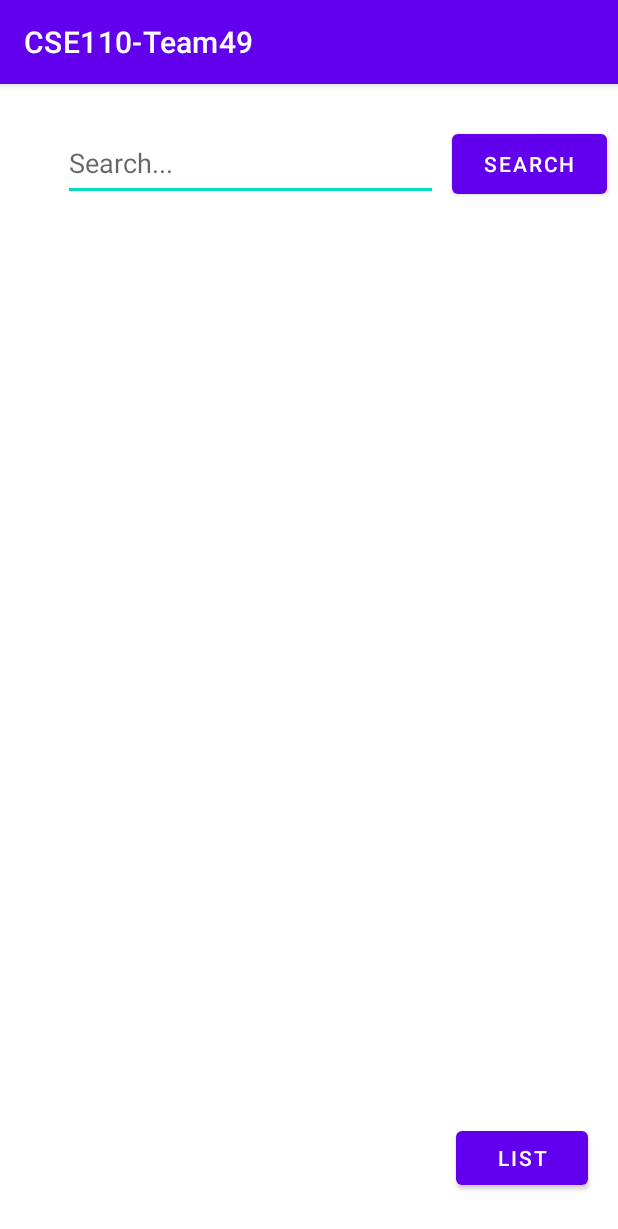
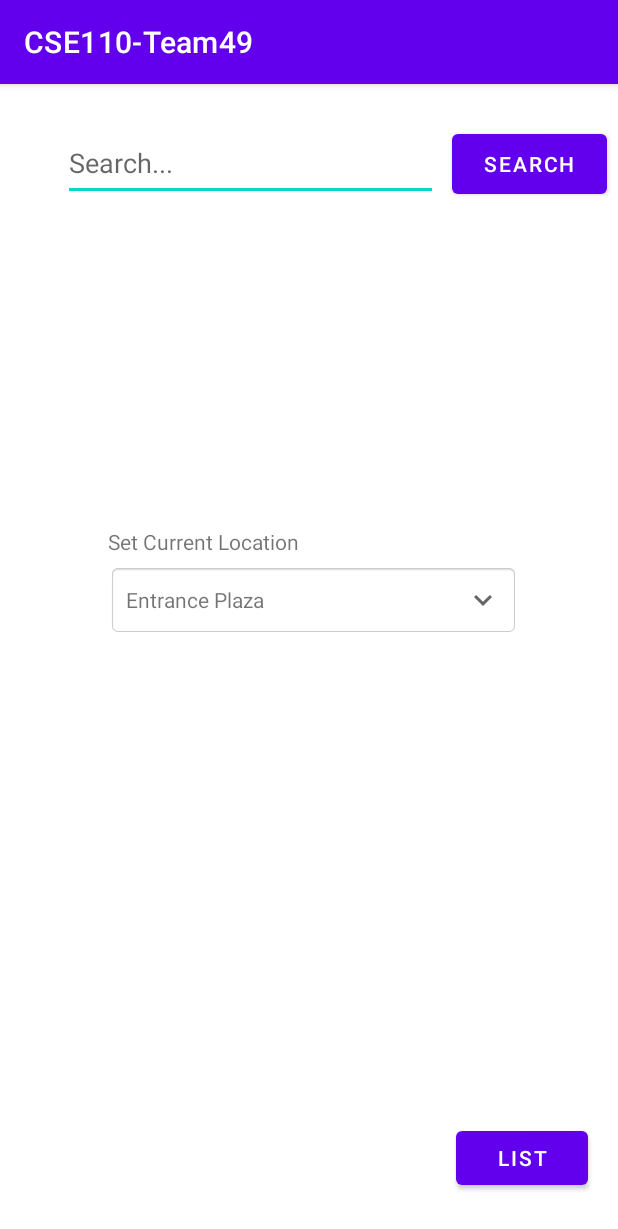
Before and after one commit to CSE-110-Spring-2022/zooseeker-cse-110-team-49, an Android app: the screen it shows after launch (MainActivity), on a phone screen of 412 x 824 dp. Shown: the top 1229 px of the screen. Run offline under Robolectric (Android 15) with nearby library versions, the phone set to English and light mode, and no system bars; libraries missing offline, so code that uses them is left out: org.jgrapht, org.jgrapht.graph, org.jgrapht.nio; 8 statements that could not run were skipped.

Commit message:
setCurrentLocation

```diff
--- a/app/src/main/java/com/example/cse110_team49/MainActivity.java
+++ b/app/src/main/java/com/example/cse110_team49/MainActivity.java
@@ -2,24 +2,32 @@ package com.example.cse110_team49;
 
 import androidx.appcompat.app.AppCompatActivity;
 
+import android.app.Dialog;
 import android.content.Intent;
+import android.graphics.Color;
+import android.graphics.drawable.ColorDrawable;
 import android.os.Bundle;
+import android.text.Editable;
+import android.text.TextWatcher;
 import android.view.View;
+import android.widget.AdapterView;
 import android.widget.ArrayAdapter;
 import android.widget.AutoCompleteTextView;
+import android.widget.EditText;
+import android.widget.ListView;
 import android.widget.TextView;
 
-import java.lang.reflect.Array;
 import java.util.ArrayList;
-import java.util.Collections;
 import java.util.HashMap;
-import java.util.HashSet;
 import java.util.List;
 import java.util.Map;
-import java.util.Set;
 import java.util.stream.Collectors;
 
 public class MainActivity extends AppCompatActivity {
+
+    TextView currentLocation;
+    Dialog dialog;
+
 
     @Override
     protected void onCreate(Bundle savedInstanceState) {
@@ -79,37 +87,91 @@ public class MainActivity extends AppCompatActivity {
 
         }
         List<String> possible_list_AL = new ArrayList<String>();
-
+        List<String> nodeNameList = new ArrayList<String>();
 
         vInfo.forEach((k, v) -> {
             possible_list_AL.addAll(v.tags);
+            nodeNameList.add(v.name);
         });
 
-        List<String> new_possible_list_AL = possible_list_AL.stream()
-                                                                .distinct()
-                                                                .collect(Collectors.toList());
+        // search list
+        List<String> new_possible_list_AL = possible_list_AL.stream().distinct().collect(Collectors.toList());
+        String[] possible_list = new String[new_possible_list_AL.size()];
 
 
-        String[] possible_list = new String[new_possible_list_AL.size()];
-
+        // all possible location
         possible_list = new_possible_list_AL.toArray(possible_list);
 
+        currentLocation = findViewById(R.id.setCurrentLocation);
+
+        currentLocation.setOnClickListener(new View.OnClickListener() {
+            @Override
+            public void onClick(View v) {
+               // Initialize dialog
+               dialog = new Dialog(MainActivity.this);
+
+               // set custom dialog
+               dialog.setContentView(R.layout.search_location_spinner);
+
+               // set custom height and width
+               dialog.getWindow().setLayout(650, 800);
+
+               // set transparent background
+               dialog.getWindow().setBackgroundDrawable(new ColorDrawable(Color.TRANSPARENT));
+
+               // change here !!!!!!
+               ArrayAdapter<String> adapter_curLocation = new ArrayAdapter<>(MainActivity.this, android.R.layout.simple_list_item_1, nodeNameList);
+               // show dialog
+               dialog.show();
 
 
+               // Initialize and assign variable
+               EditText editText = dialog.findViewById(R.id.edit_text);
+               ListView listView = dialog.findViewById(R.id.list_view);
 
 
+               // set adapter
+               listView.setAdapter(adapter_curLocation);
+               editText.addTextChangedListener(new TextWatcher() {
+                   @Override
+                   public void beforeTextChanged(CharSequence s, int start, int count, int after) {
+
+                   }
+
+                   @Override
+                   public void onTextChanged(CharSequence s, int start, int before, int count) {
+                       adapter_curLocation.getFilter().filter(s);
+                   }
+
+                   @Override
+                   public void afterTextChanged(Editable s) {
+
+                   }
+               });
+               listView.setOnItemClickListener(new AdapterView.OnItemClickListener() {
+                   @Override
+                   public void onItemClick(AdapterView<?> parent, View view, int position, long id) {
+                       // when item selected from list
+                       // set selected item on textView
+                       currentLocation.setText(adapter_curLocation.getItem(position));
+
+                       // Dismiss dialog
+                       dialog.dismiss();
+                   }
+               });
+
+            }
+        });
+
         AutoCompleteTextView textView = (AutoCompleteTextView) findViewById(R.id.searchInput);
-        ArrayAdapter<String> adapter =
-                new ArrayAdapter<>(this, android.R.layout.simple_list_item_1, possible_list);
+        ArrayAdapter<String> adapter = new ArrayAdapter<>(this, android.R.layout.simple_list_item_1, possible_list);
         textView.setAdapter(adapter);
-
-
-//        System.out.println(reversedVInfo);
 
         findViewById(R.id.myList).setOnClickListener(view -> {
             Intent intent = new Intent(this, ExhibitListViewActivity.class);
             startActivity(intent);
         });
+
 
 
 //        Map<String, ZooDataItem.EdgeInfo> eInfo = ZooDataItem.loadEdgeInfoJSON("sample_edge_info.json");
--- /dev/null
+++ b/app/src/main/res/drawable/arrow_down.xml
@@ -0,0 +1,10 @@
+<vector xmlns:android="http://schemas.android.com/apk/res/android"
+    android:width="24dp"
+    android:height="24dp"
+    android:viewportWidth="24"
+    android:viewportHeight="24"
+    android:tint="?attr/colorControlNormal">
+  <path
+      android:fillColor="@android:color/white"
+      android:pathData="M7.41,8.59L12,13.17l4.59,-4.58L18,10l-6,6 -6,-6 1.41,-1.41z"/>
+</vector>
--- a/app/src/main/res/layout/activity_main.xml
+++ b/app/src/main/res/layout/activity_main.xml
@@ -52,4 +52,39 @@
         app:layout_constraintBottom_toBottomOf="parent"
         app:layout_constraintEnd_toEndOf="parent" />
 
+    <TextView
+        android:id="@+id/log1"
+        android:layout_width="160dp"
+        android:layout_height="28dp"
+        android:layout_marginEnd="180dp"
+        android:layout_marginBottom="-295dp"
+        android:text="Set Current Location"
+        app:layout_constraintBottom_toTopOf="@+id/searchInput"
+        app:layout_constraintEnd_toEndOf="parent" />
+
+    <RelativeLayout
+        android:layout_width="306dp"
+        android:layout_height="80dp"
+        android:layout_marginStart="56dp"
+        android:layout_marginTop="304dp"
+        android:gravity="center"
+        android:padding="16dp"
+        app:layout_constraintStart_toStartOf="parent"
+        app:layout_constraintTop_toTopOf="parent"
+        tools:context=".MainActivity">
+
+        <!-- text view to show the selected item-->
+        <TextView
+            android:id="@+id/setCurrentLocation"
+            android:layout_width="360dp"
+            android:layout_height="wrap_content"
+            android:background="@android:drawable/editbox_background"
+            android:drawableEnd="@drawable/arrow_down"
+            android:gravity="center_vertical"
+            android:hint="Set Current Location"
+            android:padding="12dp"
+            android:text="Entrance Plaza" />
+
+    </RelativeLayout>
+
 </androidx.constraintlayout.widget.ConstraintLayout>
```
Also changed, not shown: app/src/main/res/layout/search_location_spinner.xml (added, +43 -0 lines).
